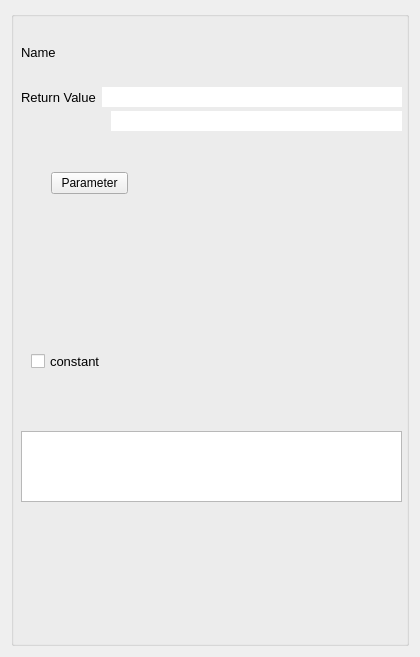
Qt form Sources/Gui/functionwidged.ui (dreinstein/Codegenerator-Cplusplus) before a commit.
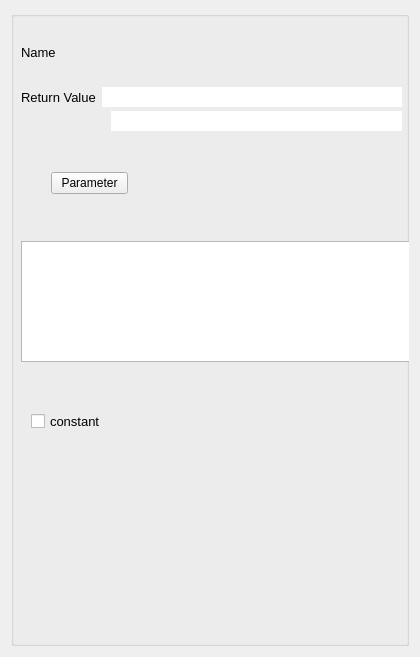
The same form after that commit.

Diff of the .ui file:
```diff
--- a/Sources/Gui/functionwidged.ui
+++ b/Sources/Gui/functionwidged.ui
@@ -136,7 +136,7 @@
        <property name="geometry">
         <rect>
          <x>10</x>
-         <y>110</y>
+         <y>170</y>
          <width>373</width>
          <height>20</height>
         </rect>
@@ -176,18 +176,18 @@
         </item>
        </layout>
       </widget>
-      <widget class="QListView" name="listView_Functions_2">
+      <widget class="QListWidget" name="functionListWidget">
        <property name="geometry">
         <rect>
          <x>0</x>
-         <y>190</y>
-         <width>381</width>
-         <height>71</height>
+         <y>0</y>
+         <width>391</width>
+         <height>121</height>
         </rect>
        </property>
       </widget>
      </widget>
-     <widget class="QWidget" name="">
+     <widget class="QWidget" name="layoutWidget">
       <property name="geometry">
        <rect>
         <x>40</x>
```
Left out of the diff: 7 changed lines with no effect on the pictures.
